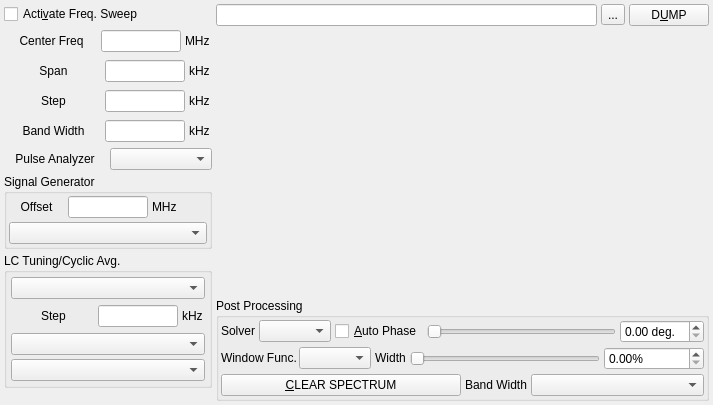
First picture: the form in modules/nmr/nmrfspectrumform.ui, repository northriv/KAME, before the edit.
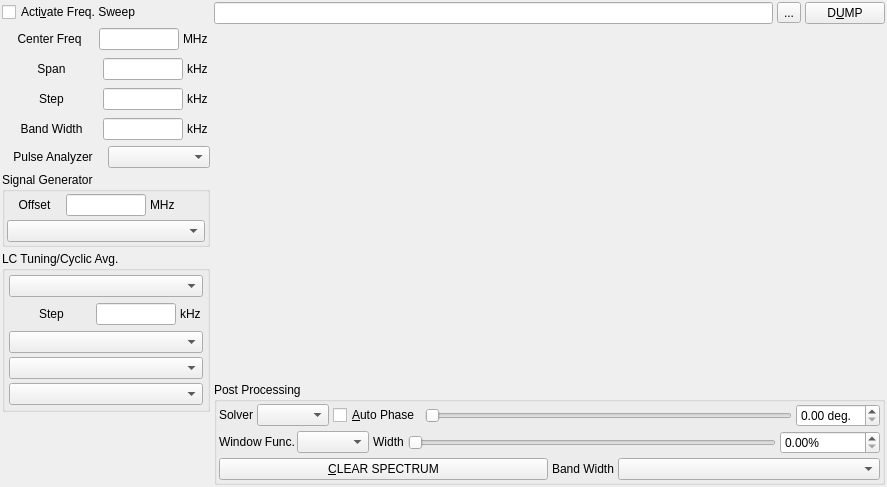
Second picture: the form after the edit. Custom widgets are drawn as their Qt base class.

Commit message: Staged autotuners

What changed in the file:
```diff
--- a/modules/nmr/nmrfspectrumform.ui
+++ b/modules/nmr/nmrfspectrumform.ui
@@ -6,31 +6,16 @@
    <rect>
     <x>0</x>
     <y>0</y>
-    <width>713</width>
-    <height>405</height>
+    <width>887</width>
+    <height>487</height>
    </rect>
   </property>
   <property name="windowTitle">
    <string>NMR Spectrum Averager (Frequency Sweep)</string>
   </property>
   <widget class="QWidget" name="widget">
-   <layout class="QGridLayout" name="gridLayout_2">
-    <property name="leftMargin">
-     <number>4</number>
-    </property>
-    <property name="topMargin">
-     <number>4</number>
-    </property>
-    <property name="rightMargin">
-     <number>4</number>
-    </property>
-    <property name="bottomMargin">
-     <number>4</number>
-    </property>
-    <property name="horizontalSpacing">
-     <number>4</number>
-    </property>
-    <item row="0" column="0">
+   <layout class="QHBoxLayout" name="horizontalLayout_6">
+    <item>
      <layout class="QVBoxLayout" name="verticalLayout_2">
       <property name="spacing">
        <number>4</number>
@@ -448,6 +433,9 @@
          <item row="0" column="0">
           <widget class="QComboBox" name="m_cmbTuneCycleStrategy"/>
          </item>
+         <item row="2" column="0">
+          <widget class="QComboBox" name="m_cmbAutoTuner"/>
+         </item>
          <item row="1" column="0">
           <layout class="QHBoxLayout" name="_2">
            <property name="leftMargin">
@@ -515,12 +503,12 @@
            </item>
           </layout>
          </item>
-         <item row="2" column="0">
-          <widget class="QComboBox" name="m_cmbAutoTuner"/>
-         </item>
-         <item row="3" column="0">
+         <item row="4" column="0">
           <widget class="QComboBox" name="m_cmbPulser"/>
          </item>
+         <item row="3" column="0">
+          <widget class="QComboBox" name="m_cmbAutoTunerSecondary"/>
+         </item>
         </layout>
        </widget>
       </item>
@@ -539,7 +527,7 @@
       </item>
      </layout>
     </item>
-    <item row="0" column="1">
+    <item>
      <layout class="QVBoxLayout" name="verticalLayout_4">
       <item>
        <layout class="QHBoxLayout">
```
The commit also changes 2 other files.
